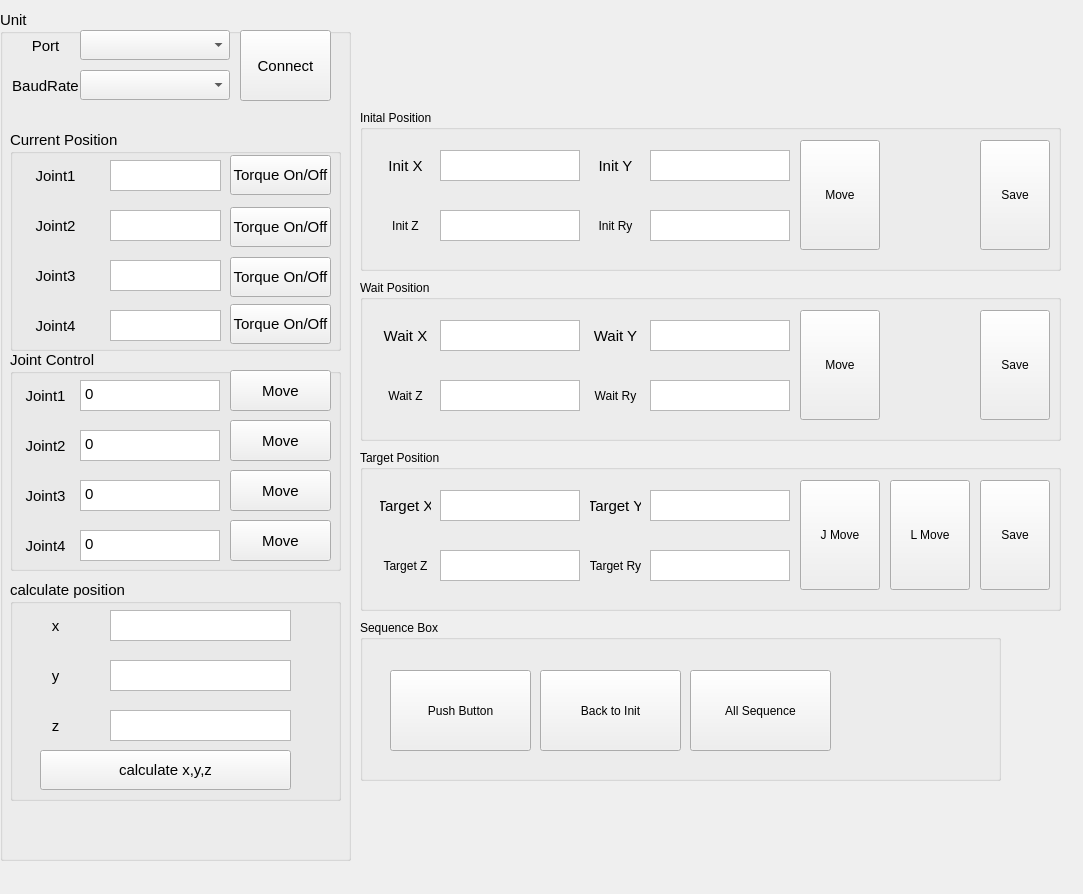
This is src/jeus_ui/jr_main_form.ui in Code-YMJ/Maunpulator_Unit_Test as Qt 5 draws it before an edit. The edited form follows.
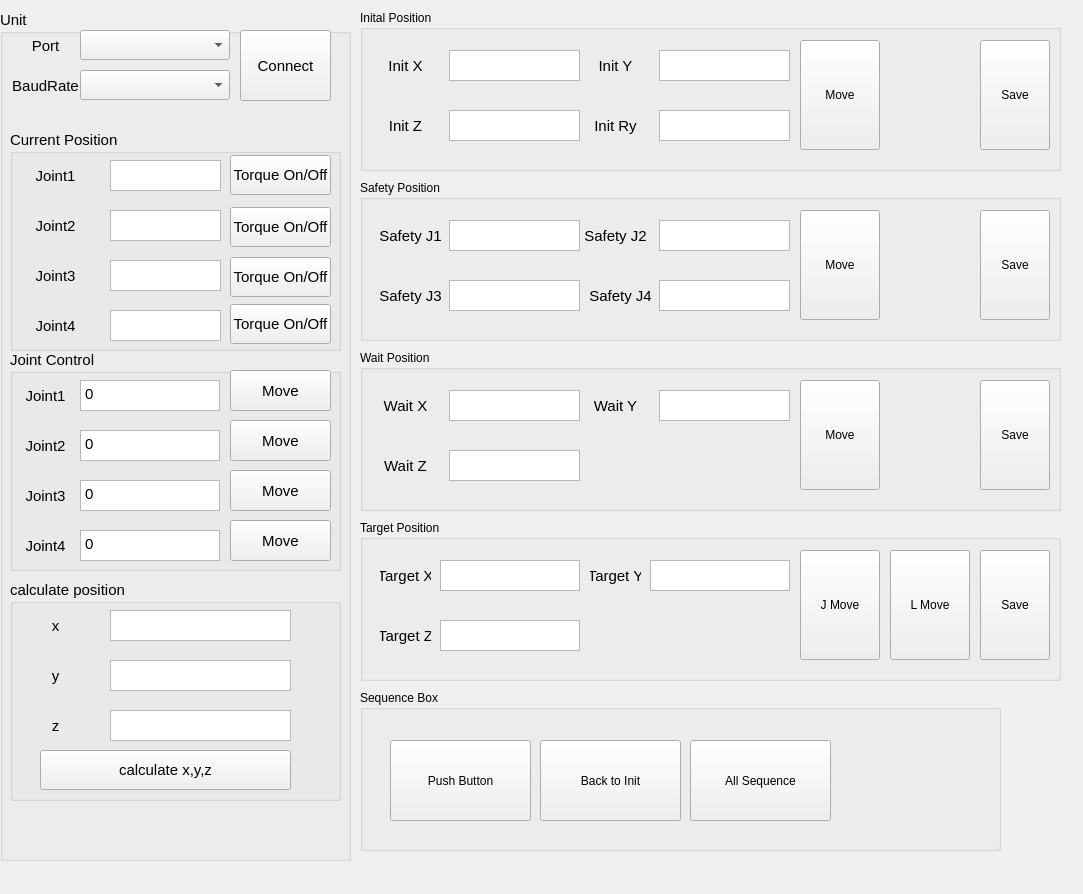
This is the edited form.

```diff
--- a/src/jeus_ui/jr_main_form.ui
+++ b/src/jeus_ui/jr_main_form.ui
@@ -589,7 +589,7 @@
     <property name="geometry">
      <rect>
       <x>360</x>
-      <y>620</y>
+      <y>690</y>
       <width>641</width>
       <height>161</height>
      </rect>
@@ -641,7 +641,7 @@
     <property name="geometry">
      <rect>
       <x>360</x>
-      <y>110</y>
+      <y>10</y>
       <width>701</width>
       <height>161</height>
      </rect>
@@ -652,9 +652,9 @@
     <widget class="QPlainTextEdit" name="tbInitPos_Z">
      <property name="geometry">
       <rect>
-       <x>80</x>
+       <x>89</x>
        <y>100</y>
-       <width>140</width>
+       <width>131</width>
        <height>31</height>
       </rect>
      </property>
@@ -668,6 +668,12 @@
        <height>31</height>
       </rect>
      </property>
+     <property name="font">
+      <font>
+       <family>Arial</family>
+       <pointsize>11</pointsize>
+      </font>
+     </property>
      <property name="text">
       <string>Init Z</string>
      </property>
@@ -678,9 +684,9 @@
     <widget class="QPlainTextEdit" name="tbInitPos_X">
      <property name="geometry">
       <rect>
-       <x>80</x>
+       <x>89</x>
        <y>40</y>
-       <width>140</width>
+       <width>131</width>
        <height>31</height>
       </rect>
      </property>
@@ -713,9 +719,9 @@
     <widget class="QPlainTextEdit" name="tbInitPos_Ry">
      <property name="geometry">
       <rect>
-       <x>290</x>
+       <x>299</x>
        <y>100</y>
-       <width>140</width>
+       <width>131</width>
        <height>31</height>
       </rect>
      </property>
@@ -729,6 +735,12 @@
        <height>31</height>
       </rect>
      </property>
+     <property name="font">
+      <font>
+       <family>Arial</family>
+       <pointsize>11</pointsize>
+      </font>
+     </property>
      <property name="text">
       <string>Init Ry</string>
      </property>
@@ -739,9 +751,9 @@
     <widget class="QPlainTextEdit" name="tbInitPos_Y">
      <property name="geometry">
       <rect>
-       <x>290</x>
+       <x>299</x>
        <y>40</y>
-       <width>140</width>
+       <width>131</width>
        <height>31</height>
       </rect>
      </property>
@@ -802,7 +814,7 @@
     <property name="geometry">
      <rect>
       <x>360</x>
-      <y>280</y>
+      <y>350</y>
       <width>701</width>
       <height>161</height>
      </rect>
@@ -819,6 +831,12 @@
        <height>31</height>
       </rect>
      </property>
+     <property name="font">
+      <font>
+       <family>Arial</family>
+       <pointsize>11</pointsize>
+      </font>
+     </property>
      <property name="text">
       <string>Wait Z</string>
      </property>
@@ -829,9 +847,9 @@
     <widget class="QPlainTextEdit" name="tbWaitPos_Y">
      <property name="geometry">
       <rect>
-       <x>290</x>
+       <x>299</x>
        <y>40</y>
-       <width>140</width>
+       <width>131</width>
        <height>31</height>
       </rect>
      </property>
@@ -889,9 +907,9 @@
     <widget class="QPlainTextEdit" name="tbWaitPos_Z">
      <property name="geometry">
       <rect>
-       <x>80</x>
+       <x>89</x>
        <y>100</y>
-       <width>140</width>
+       <width>131</width>
        <height>31</height>
       </rect>
      </property>
@@ -899,39 +917,13 @@
     <widget class="QPlainTextEdit" name="tbWaitPos_X">
      <property name="geometry">
       <rect>
-       <x>80</x>
+       <x>89</x>
        <y>40</y>
-       <width>140</width>
+       <width>131</width>
        <height>31</height>
       </rect>
      </property>
     </widget>
-    <widget class="QPlainTextEdit" name="tbWaitPos_Ry">
-     <property name="geometry">
-      <rect>
-       <x>290</x>
-       <y>100</y>
-       <width>140</width>
-       <height>31</height>
-      </rect>
-     </property>
-    </widget>
-    <widget class="QLabel" name="lbWaitPos_Rx">
-     <property name="geometry">
-      <rect>
-       <x>230</x>
-       <y>100</y>
-       <width>51</width>
-       <height>31</height>
-      </rect>
-     </property>
-     <property name="text">
-      <string>Wait Ry</string>
-     </property>
-     <property name="alignment">
-      <set>Qt::AlignCenter</set>
-     </property>
-    </widget>
     <widget class="QPushButton" name="btnMoveWaitPos">
      <property name="geometry">
       <rect>
@@ -963,7 +955,7 @@
     <property name="geometry">
      <rect>
       <x>360</x>
-      <y>450</y>
+      <y>520</y>
       <width>701</width>
       <height>161</height>
      </rect>
@@ -980,6 +972,12 @@
        <height>31</height>
       </rect>
      </property>
+     <property name="font">
+      <font>
+       <family>Arial</family>
+       <pointsize>11</pointsize>
+      </font>
+     </property>
      <property name="text">
       <string>Target Z</string>
      </property>
@@ -1067,32 +1065,6 @@
       </rect>
      </property>
     </widget>
-    <widget class="QPlainTextEdit" name="tbTargetPos_Ry">
-     <property name="geometry">
-      <rect>
-       <x>290</x>
-       <y>100</y>
-       <width>140</width>
-       <height>31</height>
-      </rect>
-     </property>
-    </widget>
-    <widget class="QLabel" name="lbTargetPos_Rx">
-     <property name="geometry">
-      <rect>
-       <x>220</x>
-       <y>100</y>
-       <width>71</width>
-       <height>31</height>
-      </rect>
-     </property>
-     <property name="text">
-      <string>Target Ry</string>
-     </property>
-     <property name="alignment">
-      <set>Qt::AlignCenter</set>
-     </property>
-    </widget>
     <widget class="QPushButton" name="btnMoveTargetPos_J">
      <property name="geometry">
       <rect>
@@ -1133,6 +1105,179 @@
      </property>
     </widget>
    </widget>
+   <widget class="QGroupBox" name="gbsafetyParam">
+    <property name="geometry">
+     <rect>
+      <x>360</x>
+      <y>180</y>
+      <width>701</width>
+      <height>161</height>
+     </rect>
+    </property>
+    <property name="title">
+     <string>Safety Position</string>
+    </property>
+    <widget class="QPlainTextEdit" name="tbSafetyPos_2">
+     <property name="geometry">
+      <rect>
+       <x>89</x>
+       <y>100</y>
+       <width>131</width>
+       <height>31</height>
+      </rect>
+     </property>
+    </widget>
+    <widget class="QLabel" name="lbSafetyPos_2">
+     <property name="geometry">
+      <rect>
+       <x>20</x>
+       <y>100</y>
+       <width>61</width>
+       <height>31</height>
+      </rect>
+     </property>
+     <property name="font">
+      <font>
+       <family>Arial</family>
+       <pointsize>11</pointsize>
+      </font>
+     </property>
+     <property name="text">
+      <string>Safety J3</string>
+     </property>
+     <property name="alignment">
+      <set>Qt::AlignCenter</set>
+     </property>
+    </widget>
+    <widget class="QPlainTextEdit" name="tbSafetyPos_0">
+     <property name="geometry">
+      <rect>
+       <x>89</x>
+       <y>40</y>
+       <width>131</width>
+       <height>31</height>
+      </rect>
+     </property>
+    </widget>
+    <widget class="QLabel" name="lbSafetyPos_0">
+     <property name="geometry">
+      <rect>
+       <x>20</x>
+       <y>40</y>
+       <width>61</width>
+       <height>31</height>
+      </rect>
+     </property>
+     <property name="font">
+      <font>
+       <family>Arial</family>
+       <pointsize>11</pointsize>
+      </font>
+     </property>
+     <property name="mouseTracking">
+      <bool>false</bool>
+     </property>
+     <property name="text">
+      <string>Safety J1</string>
+     </property>
+     <property name="alignment">
+      <set>Qt::AlignCenter</set>
+     </property>
+    </widget>
+    <widget class="QPlainTextEdit" name="tbSafetyPos_3">
+     <property name="geometry">
+      <rect>
+       <x>299</x>
+       <y>100</y>
+       <width>131</width>
+       <height>31</height>
+      </rect>
+     </property>
+    </widget>
+    <widget class="QLabel" name="lbSafetyPos_4">
+     <property name="geometry">
+      <rect>
+       <x>230</x>
+       <y>100</y>
+       <width>61</width>
+       <height>31</height>
+      </rect>
+     </property>
+     <property name="font">
+      <font>
+       <family>Arial</family>
+       <pointsize>11</pointsize>
+      </font>
+     </property>
+     <property name="text">
+      <string>Safety J4</string>
+     </property>
+     <property name="alignment">
+      <set>Qt::AlignCenter</set>
+     </property>
+    </widget>
+    <widget class="QPlainTextEdit" name="tbSafetyPos_1">
+     <property name="geometry">
+      <rect>
+       <x>299</x>
+       <y>40</y>
+       <width>131</width>
+       <height>31</height>
+      </rect>
+     </property>
+    </widget>
+    <widget class="QLabel" name="lbSafetyPos_1">
+     <property name="geometry">
+      <rect>
+       <x>220</x>
+       <y>40</y>
+       <width>71</width>
+       <height>31</height>
+      </rect>
+     </property>
+     <property name="font">
+      <font>
+       <family>Arial</family>
+       <pointsize>11</pointsize>
+      </font>
+     </property>
+     <property name="mouseTracking">
+      <bool>false</bool>
+     </property>
+     <property name="text">
+      <string>Safety J2</string>
+     </property>
+     <property name="alignment">
+      <set>Qt::AlignCenter</set>
+     </property>
+    </widget>
+    <widget class="QPushButton" name="btnMoveSafetyPos">
+     <property name="geometry">
+      <rect>
+       <x>440</x>
+       <y>30</y>
+       <width>80</width>
+       <height>110</height>
+      </rect>
+     </property>
+     <property name="text">
+      <string>Move</string>
+     </property>
+    </widget>
+    <widget class="QPushButton" name="btnSaveSafetyPos">
+     <property name="geometry">
+      <rect>
+       <x>620</x>
+       <y>30</y>
+       <width>70</width>
+       <height>110</height>
+      </rect>
+     </property>
+     <property name="text">
+      <string>Save</string>
+     </property>
+    </widget>
+   </widget>
   </widget>
  </widget>
  <resources/>
```
Left out of the diff: 42 changed lines with no effect on the pictures.
